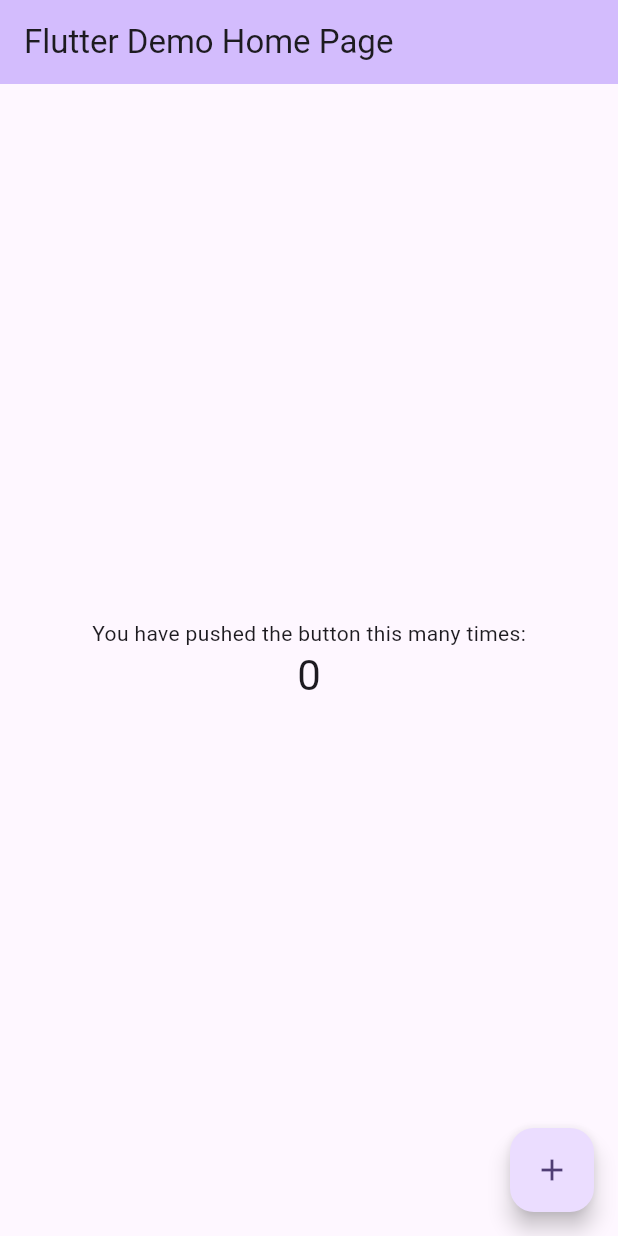
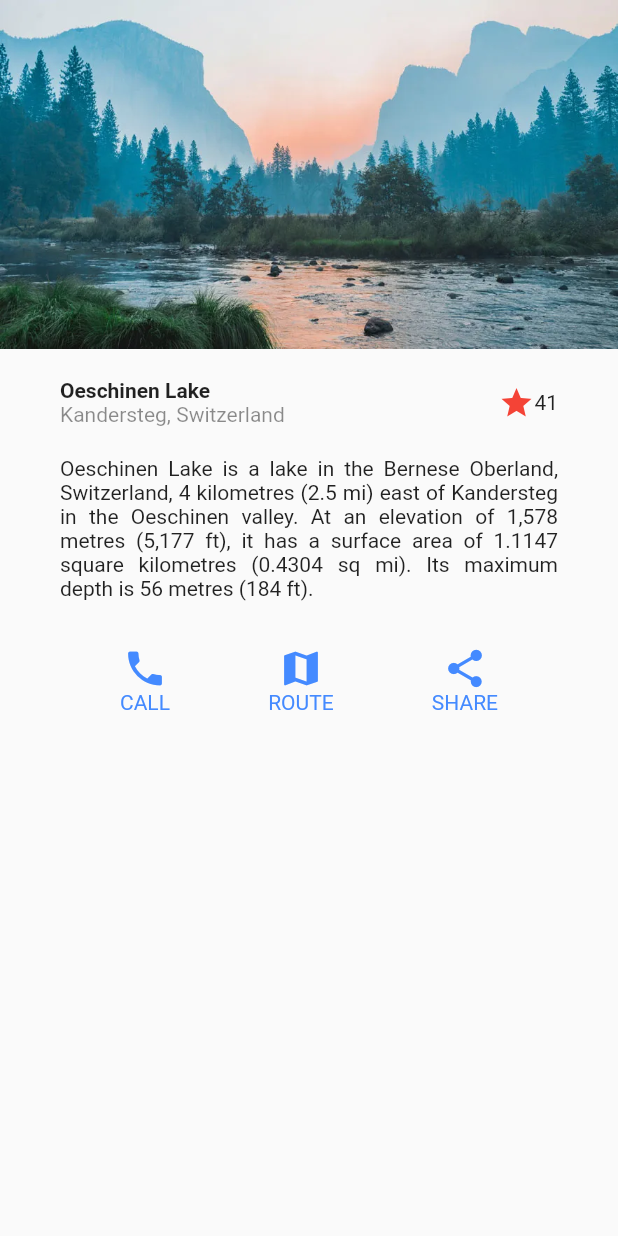
Before and after one commit to favioamarillapy/flutter-designs, a Flutter app: the screen it shows after launch, on a phone screen of 412 x 824 dp. Run offline on Flutter 3.47's test engine with Material 2 defaults, Android fonts, the phone set to English and light mode, and no system bars.

Commit message:
Basic design

```diff
--- a/lib/main.dart
+++ b/lib/main.dart
@@ -1,125 +1,20 @@
 import 'package:flutter/material.dart';
+import 'package:flutter_designs/screens/basic_design.dart';
 
-void main() {
-  runApp(const MyApp());
-}
+void main() => runApp(const MyApp());
 
 class MyApp extends StatelessWidget {
   const MyApp({super.key});
 
-  // This widget is the root of your application.
   @override
   Widget build(BuildContext context) {
     return MaterialApp(
-      title: 'Flutter Demo',
-      theme: ThemeData(
-        // This is the theme of your application.
-        //
-        // TRY THIS: Try running your application with "flutter run". You'll see
-        // the application has a blue toolbar. Then, without quitting the app,
-        // try changing the seedColor in the colorScheme below to Colors.green
-        // and then invoke "hot reload" (save your changes or press the "hot
-        // reload" button in a Flutter-supported IDE, or press "r" if you used
-        // the command line to start the app).
-        //
-        // Notice that the counter didn't reset back to zero; the application
-        // state is not lost during the reload. To reset the state, use hot
-        // restart instead.
-        //
-        // This works for code too, not just values: Most code changes can be
-        // tested with just a hot reload.
-        colorScheme: ColorScheme.fromSeed(seedColor: Colors.deepPurple),
-        useMaterial3: true,
-      ),
-      home: const MyHomePage(title: 'Flutter Demo Home Page'),
+      title: 'Material App',
+      debugShowCheckedModeBanner: false,
+      initialRoute: "basic-design-screen",
+      routes: {
+        "basic-design-screen": (context) => const BasicDesignScreen(),
+      },
     );
   }
 }
-
-class MyHomePage extends StatefulWidget {
-  const MyHomePage({super.key, required this.title});
-
-  // This widget is the home page of your application. It is stateful, meaning
-  // that it has a State object (defined below) that contains fields that affect
-  // how it looks.
-
-  // This class is the configuration for the state. It holds the values (in this
-  // case the title) provided by the parent (in this case the App widget) and
-  // used by the build method of the State. Fields in a Widget subclass are
-  // always marked "final".
-
-  final String title;
-
-  @override
-  State<MyHomePage> createState() => _MyHomePageState();
-}
-
-class _MyHomePageState extends State<MyHomePage> {
-  int _counter = 0;
-
-  void _incrementCounter() {
-    setState(() {
-      // This call to setState tells the Flutter framework that something has
-      // changed in this State, which causes it to rerun the build method below
-      // so that the display can reflect the updated values. If we changed
-      // _counter without calling setState(), then the build method would not be
-      // called again, and so nothing would appear to happen.
-      _counter++;
-    });
-  }
-
-  @override
-  Widget build(BuildContext context) {
-    // This method is rerun every time setState is called, for instance as done
-    // by the _incrementCounter method above.
-    //
-    // The Flutter framework has been optimized to make rerunning build methods
-    // fast, so that you can just rebuild anything that needs updating rather
-    // than having to individually change instances of widgets.
-    return Scaffold(
-      appBar: AppBar(
-        // TRY THIS: Try changing the color here to a specific color (to
-        // Colors.amber, perhaps?) and trigger a hot reload to see the AppBar
-        // change color while the other colors stay the same.
-        backgroundColor: Theme.of(context).colorScheme.inversePrimary,
-        // Here we take the value from the MyHomePage object that was created by
-        // the App.build method, and use it to set our appbar title.
-        title: Text(widget.title),
-      ),
-      body: Center(
-        // Center is a layout widget. It takes a single child and positions it
-        // in the middle of the parent.
-        child: Column(
-          // Column is also a layout widget. It takes a list of children and
-          // arranges them vertically. By default, it sizes itself to fit its
-          // children horizontally, and tries to be as tall as its parent.
-          //
-          // Column has various properties to control how it sizes itself and
-          // how it positions its children. Here we use mainAxisAlignment to
-          // center the children vertically; the main axis here is the vertical
-          // axis because Columns are vertical (the cross axis would be
-          // horizontal).
-          //
-          // TRY THIS: Invoke "debug painting" (choose the "Toggle Debug Paint"
-          // action in the IDE, or press "p" in the console), to see the
-          // wireframe for each widget.
-          mainAxisAlignment: MainAxisAlignment.center,
-          children: <Widget>[
-            const Text(
-              'You have pushed the button this many times:',
-            ),
-            Text(
-              '$_counter',
-              style: Theme.of(context).textTheme.headlineMedium,
-            ),
-          ],
-        ),
-      ),
-      floatingActionButton: FloatingActionButton(
-        onPressed: _incrementCounter,
-        tooltip: 'Increment',
-        child: const Icon(Icons.add),
-      ), // This trailing comma makes auto-formatting nicer for build methods.
-    );
-  }
-}
--- /dev/null
+++ b/lib/screens/basic_design.dart
@@ -0,0 +1,118 @@
+import 'package:flutter/material.dart';
+
+class BasicDesignScreen extends StatelessWidget {
+  const BasicDesignScreen({super.key});
+
+  @override
+  Widget build(BuildContext context) {
+    return const Scaffold(
+      body: Column(
+        children: [
+          Image(
+            image: AssetImage("assets/image.png"),
+          ),
+          _Title(),
+          _Description(),
+          _Icons(),
+        ],
+      ),
+    );
+  }
+}
+
+class _Title extends StatelessWidget {
+  const _Title();
+
+  @override
+  Widget build(BuildContext context) {
+    return Container(
+      margin: const EdgeInsets.only(left: 40, right: 40, top: 20),
+      child: Row(
+        mainAxisAlignment: MainAxisAlignment.spaceBetween,
+        children: [
+          const Column(
+            crossAxisAlignment: CrossAxisAlignment.start,
+            children: [
+              Text(
+                "Oeschinen Lake",
+                style: TextStyle(fontWeight: FontWeight.bold),
+              ),
+              Text(
+                "Kandersteg, Switzerland",
+                style: TextStyle(color: Colors.black45),
+              )
+            ],
+          ),
+          Expanded(
+            child: Container(),
+          ),
+          const Icon(
+            Icons.star,
+            color: Colors.red,
+          ),
+          const Text("41"),
+        ],
+      ),
+    );
+  }
+}
+
+class _Icons extends StatelessWidget {
+  const _Icons();
+
+  @override
+  Widget build(BuildContext context) {
+    return Container(
+      alignment: Alignment.bottomCenter,
+      margin: const EdgeInsets.only(left: 80, right: 80, top: 30),
+      child: const Row(
+        mainAxisAlignment: MainAxisAlignment.spaceBetween,
+        children: [
+          _CustomButton(icon: Icons.phone, title: "CALL"),
+          _CustomButton(icon: Icons.map, title: "ROUTE"),
+          _CustomButton(icon: Icons.share, title: "SHARE"),
+        ],
+      ),
+    );
+  }
+}
+
+class _CustomButton extends StatelessWidget {
+  final IconData icon;
+  final String title;
+
+  const _CustomButton({super.key, required this.icon, required this.title});
+
+  @override
+  Widget build(BuildContext context) {
+    return Column(
+      children: [
+        Icon(
+          icon,
+          size: 30,
+          color: Colors.blueAccent,
+        ),
+        Text(
+          title,
+          style: const TextStyle(
+            color: Colors.blueAccent,
+          ),
+        ),
+      ],
+    );
+  }
+}
+
+class _Description extends StatelessWidget {
+  const _Description();
+
+  @override
+  Widget build(BuildContext context) {
+    return Container(
+      margin: const EdgeInsets.only(left: 40, right: 40, top: 20),
+      child: const Text(
+          "Oeschinen Lake  is a lake in the Bernese Oberland, Switzerland, 4 kilometres (2.5 mi) east of Kandersteg in the Oeschinen valley. At an elevation of 1,578 metres (5,177 ft), it has a surface area of 1.1147 square kilometres (0.4304 sq mi). Its maximum depth is 56 metres (184 ft).",
+          textAlign: TextAlign.justify),
+    );
+  }
+}
--- a/pubspec.yaml
+++ b/pubspec.yaml
@@ -59,9 +59,8 @@ flutter:
   uses-material-design: true
 
   # To add assets to your application, add an assets section, like this:
-  # assets:
-  #   - images/a_dot_burr.jpeg
-  #   - images/a_dot_ham.jpeg
+  assets:
+    - assets/
 
   # An image asset can refer to one or more resolution-specific "variants", see
   # https://flutter.dev/assets-and-images/#resolution-aware
```
Also changed, not shown: assets/image.png (added).
